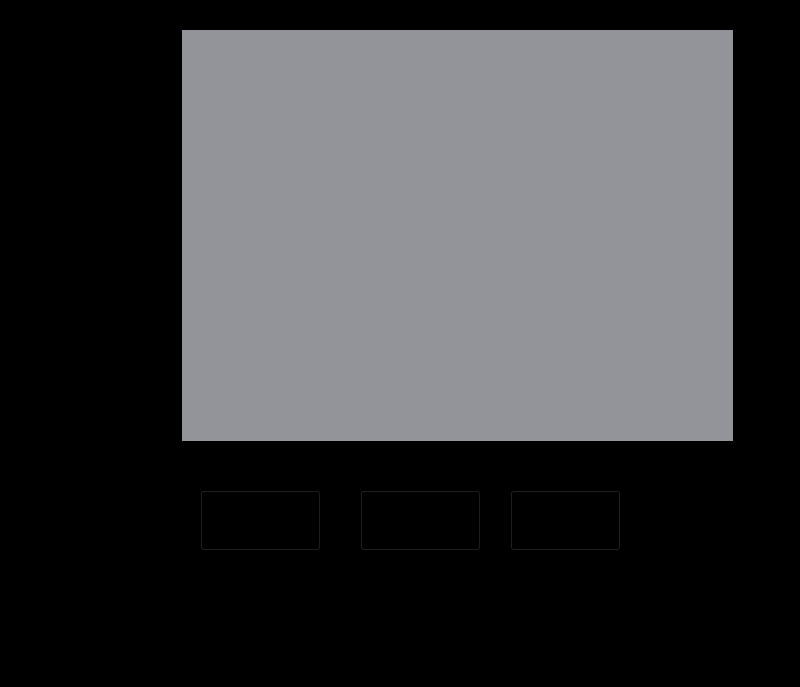
Above: genetic_algoirthm/src/mainwindow.ui from slip-slap/qt before the change. Below: the same form after it.
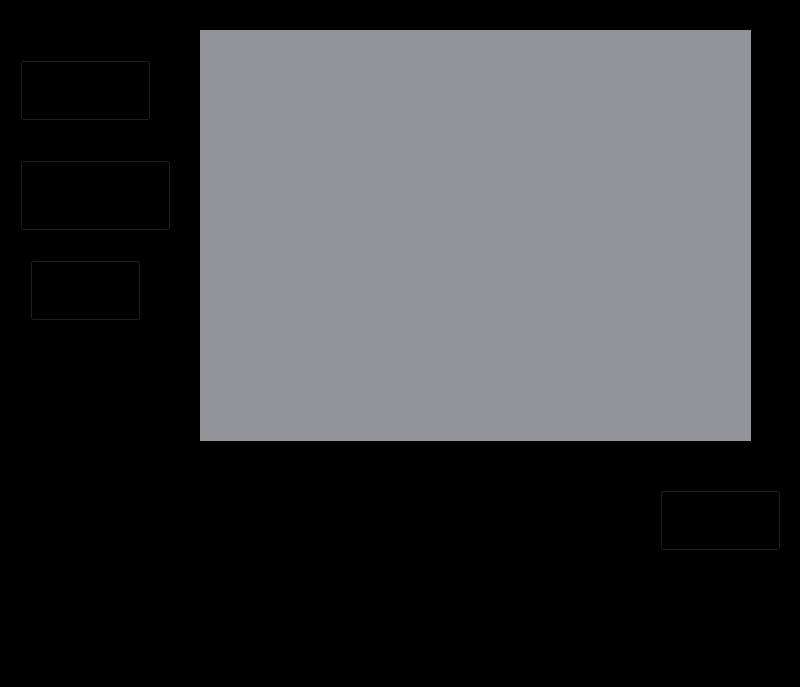
That is the form after the change. Custom widgets are drawn as their Qt base class.

The edit to the form file:
```diff
--- a/genetic_algoirthm/src/mainwindow.ui
+++ b/genetic_algoirthm/src/mainwindow.ui
@@ -26,7 +26,7 @@
    <widget class="QCustomPlot" name="customplot" native="true">
     <property name="geometry">
      <rect>
-      <x>182</x>
+      <x>200</x>
       <y>30</y>
       <width>551</width>
       <height>411</height>
@@ -45,7 +45,7 @@
    <widget class="QPushButton" name="pushButton">
     <property name="geometry">
      <rect>
-      <x>360</x>
+      <x>660</x>
       <y>490</y>
       <width>121</width>
       <height>61</height>
@@ -58,9 +58,9 @@
    <widget class="QPushButton" name="pushButton_nsga">
     <property name="geometry">
      <rect>
-      <x>200</x>
-      <y>490</y>
-      <width>121</width>
+      <x>20</x>
+      <y>60</y>
+      <width>131</width>
       <height>61</height>
      </rect>
     </property>
@@ -71,8 +71,8 @@
    <widget class="QPushButton" name="pushButton_2">
     <property name="geometry">
      <rect>
-      <x>510</x>
-      <y>490</y>
+      <x>30</x>
+      <y>260</y>
       <width>111</width>
       <height>61</height>
      </rect>
@@ -81,6 +81,19 @@
      <string>Save</string>
     </property>
    </widget>
+   <widget class="QPushButton" name="pushButton_display_first_fronter">
+    <property name="geometry">
+     <rect>
+      <x>20</x>
+      <y>160</y>
+      <width>151</width>
+      <height>71</height>
+     </rect>
+    </property>
+    <property name="text">
+     <string>Display First Fronter</string>
+    </property>
+   </widget>
   </widget>
   <widget class="QMenuBar" name="menubar">
    <property name="geometry">
```
